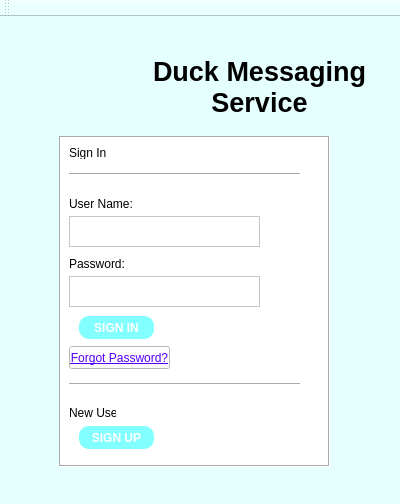
The window that DuckMessenger/loginwindow.ui (arjun-csekar/TeamRedundancy) describes before a commit, drawn with Qt 5.
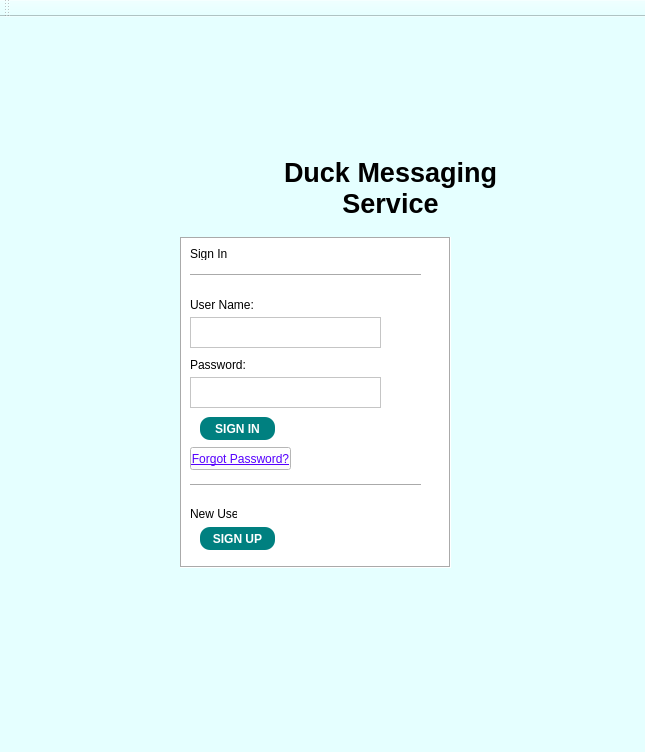
The same window after the commit. Icons and pictures are not drawn.

Diff of the .ui file:
```diff
--- a/DuckMessenger/loginwindow.ui
+++ b/DuckMessenger/loginwindow.ui
@@ -6,8 +6,8 @@
    <rect>
     <x>0</x>
     <y>0</y>
-    <width>400</width>
-    <height>504</height>
+    <width>645</width>
+    <height>752</height>
    </rect>
   </property>
   <property name="windowTitle">
@@ -20,8 +20,8 @@
    <widget class="QStackedWidget" name="stackedWidget">
     <property name="geometry">
      <rect>
-      <x>-1</x>
-      <y>-1</y>
+      <x>120</x>
+      <y>100</y>
       <width>401</width>
       <height>471</height>
      </rect>
@@ -32,7 +32,7 @@
        <rect>
         <x>140</x>
         <y>30</y>
-        <width>241</width>
+        <width>261</width>
         <height>81</height>
        </rect>
       </property>
@@ -188,7 +188,7 @@
        </property>
        <property name="styleSheet">
         <string notr="true">border-radius: 10px;
-background-color: rgb(130, 255, 255);
+background-color: teal;
 color: rgb(255, 255, 255);</string>
        </property>
        <property name="text">
@@ -260,7 +260,7 @@
        </property>
        <property name="styleSheet">
         <string notr="true">border-radius: 10px;
-background-color: rgb(130, 255, 255);
+background-color: teal;
 color: rgb(255, 255, 255);</string>
        </property>
        <property name="text">
```
Left out of the diff: 15 changed lines with no effect on the pictures.
